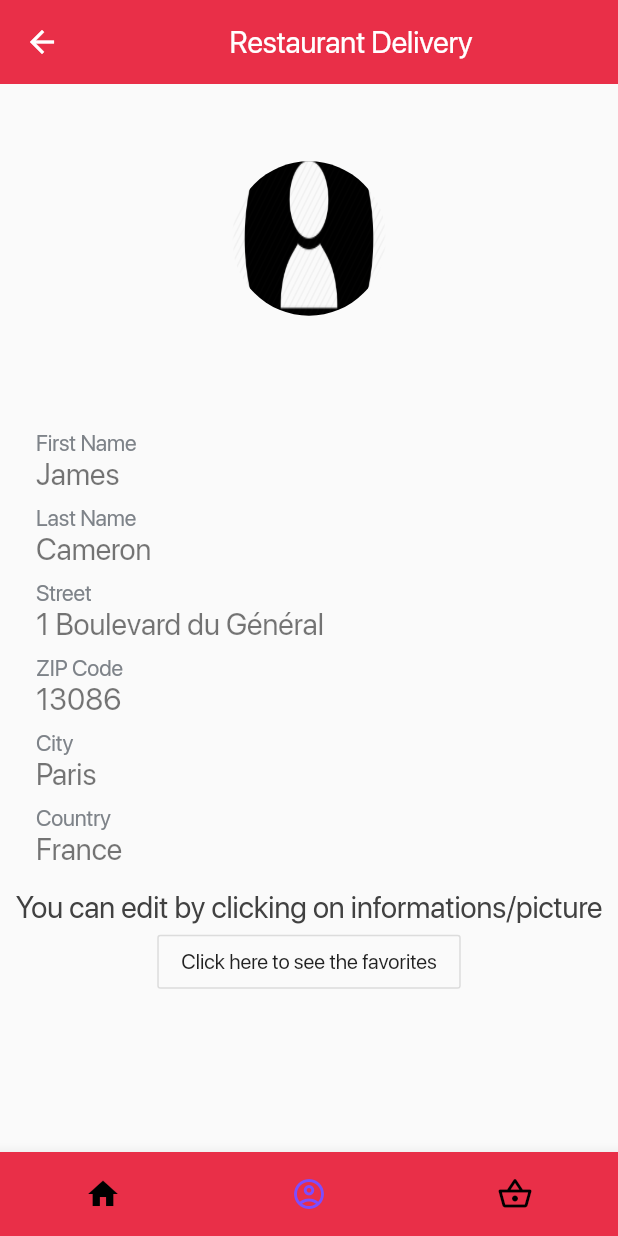
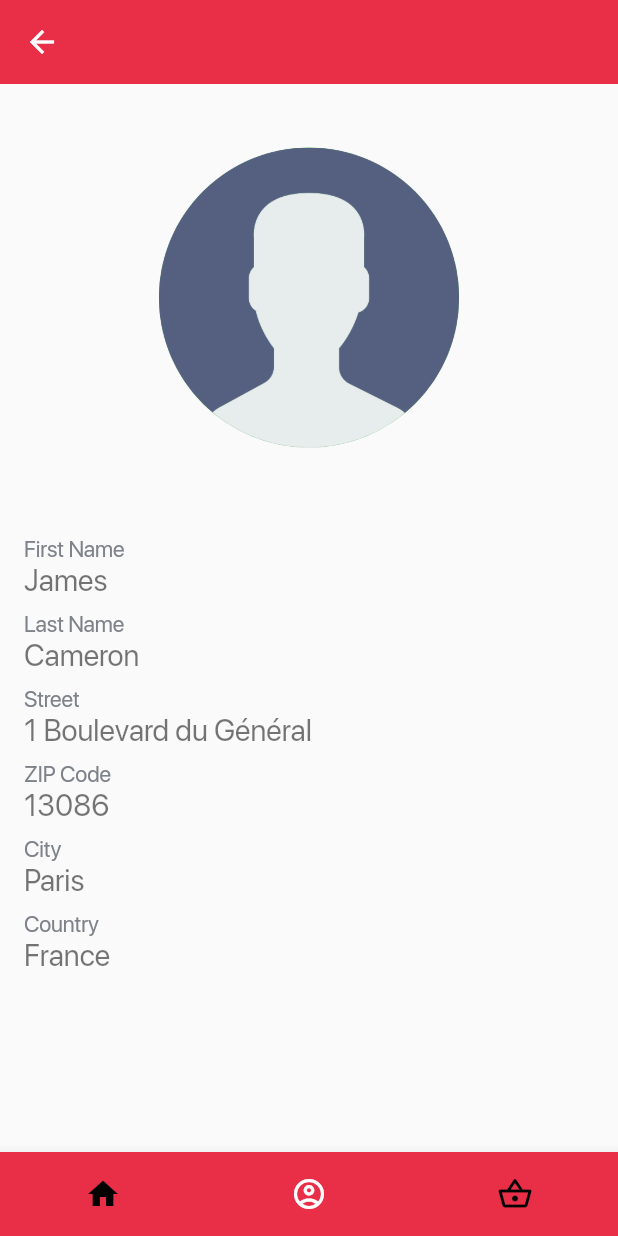
Before and after one commit to roymarmotte/epitech_flutter_filestore, a Flutter app: the ProfilePage screen opened by its route, on a phone screen of 412 x 824 dp. Run offline on Flutter 3.47's test engine with Material 2 defaults, Android fonts, the phone set to English and light mode, and no system bars; drawn by our look-alikes of animated_bottom_navigation_bar; our stand-ins replace image_picker, permission_handler, shared_preferences; accounts and stored records are empty; network calls fail.

Commit message:
feat: update profil page design
replacement of the basic_profile.png picture by a free-use picture without any watermark

```diff
--- a/lib/page/profile-page.dart
+++ b/lib/page/profile-page.dart
@@ -25,9 +25,9 @@ class _ProfilePageState extends State<ProfilePage> {
   ];
   final routeList = <String>["/", "/profile", "/cart"];
 
-  void chooseImagePicker(BuildContext context) {
-    Widget cancelButton = FlatButton(
-      child: Text("Take a picture"),
+  chooseImagePicker(BuildContext context) {
+    Widget fromCameraButton = FlatButton(
+      child: Text("Take a picture with your camera"),
       onPressed: () {
         setState(() {
           _imagePath = getImageFromCamera(context);
@@ -35,8 +35,8 @@ class _ProfilePageState extends State<ProfilePage> {
         Navigator.of(context).pop();
       },
     );
-    Widget openSettingsButton = FlatButton(
-      child: Text("Choose a picture already saved"),
+    Widget fromGalleryButton = FlatButton(
+      child: Text("Choose a picture from your gallery"),
       onPressed: () {
         setState(() {
           _imagePath = getImageFromGallery(context);
@@ -44,12 +44,15 @@ class _ProfilePageState extends State<ProfilePage> {
         Navigator.of(context).pop();
       },
     );
+    Widget cancelButton = FlatButton(
+      child: Text("Cancel"),
+      onPressed: () {
+        Navigator.of(context).pop();
+      },
+    );
 
     AlertDialog alert = AlertDialog(
-      actions: [
-        openSettingsButton,
-        cancelButton,
-      ],
+      actions: [fromGalleryButton, fromCameraButton, cancelButton],
     );
 
     showDialog(
@@ -60,150 +63,31 @@ class _ProfilePageState extends State<ProfilePage> {
     );
   }
 
-  @override
-  Widget build(BuildContext context) {
-    final bottom = MediaQuery.of(context).viewInsets.bottom;
-    return Scaffold(
-        resizeToAvoidBottomPadding: false,
-        appBar: AppBar(
-          title: new Center(
-              child: Text(
-            "Restaurant Delivery",
-            textAlign: TextAlign.center,
-          )),
-        ),
-        body: ValueListenableBuilder(
-          valueListenable: editionCheck,
-          builder: (context, value, widget) {
-            return SingleChildScrollView(
-              reverse: true,
-              child: Padding(
-                padding: EdgeInsets.only(bottom: bottom),
-                child: FutureBuilder<User>(
-                  future: User.load(),
-                  builder:
-                      (BuildContext context, AsyncSnapshot<User> snapshot) {
-                    if (snapshot.hasData) {
-                      _user = snapshot.data;
-                      return Column(
-                        children: [
-                          Column(
-                            children: [
-                              Container(
-                                child: Column(
-                                  children: [
-                                    FutureBuilder<String>(
-                                      future: _imagePath,
-                                      builder: (BuildContext context,
-                                          AsyncSnapshot<String> snapshotImg) {
-                                        if (snapshotImg.hasData) {
-                                          _user.picturePath = snapshotImg.data;
-                                          _user.save();
-                                        }
-                                        return (_user.picturePath == null
-                                            ? InkWell(
-                                                onTap: () {
-                                                  chooseImagePicker(context);
-                                                },
-                                                child: Container(
-                                                  height: MediaQuery.of(context)
-                                                          .size
-                                                          .height *
-                                                      0.25,
-                                                  width: MediaQuery.of(context)
-                                                          .size
-                                                          .width *
-                                                      0.25,
-                                                  decoration: new BoxDecoration(
-                                                      shape: BoxShape.circle,
-                                                      image:
-                                                          new DecorationImage(
-                                                        fit: BoxFit.fill,
-                                                        image: Image.asset(
-                                                                'images/basic_profile.png')
-                                                            .image,
-                                                      )),
-                                                ),
-                                              )
-                                            : InkWell(
-                                                onTap: () {
-                                                  chooseImagePicker(context);
-                                                },
-                                                child: Container(
-                                                  height: MediaQuery.of(context)
-                                                          .size
-                                                          .height *
-                                                      0.25,
-                                                  width: MediaQuery.of(context)
-                                                          .size
-                                                          .width *
-                                                      0.25,
-                                                  decoration: new BoxDecoration(
-                                                      shape: BoxShape.circle,
-                                                      image:
-                                                          new DecorationImage(
-                                                        fit: BoxFit.contain,
-                                                        image: Image.file(
-                                                          File(_user
-                                                              .picturePath),
-                                                        ).image,
-                                                      )),
-                                                ),
-                                              ));
-                                      },
-                                    ),
-                                  ],
-                                ),
-                              ),
-                              Container(
-                                height:
-                                    MediaQuery.of(context).size.height * 0.402,
-                                width: MediaQuery.of(context).size.width,
-                                child: ListView(
-                                    padding: const EdgeInsets.all(8),
-                                    children: [
-                                      ProfileComponent(
-                                          label: "First Name",
-                                          fieldName: "firstname",
-                                          user: _user),
-                                      ProfileComponent(
-                                          label: "Last Name",
-                                          fieldName: "lastname",
-                                          user: _user),
-                                      ProfileComponent(
-                                          label: "Street",
-                                          fieldName: "street",
-                                          user: _user),
-                                      ProfileComponent(
-                                          fieldName: "postalCode",
-                                          label: "ZIP Code",
-                                          user: _user),
-                                      ProfileComponent(
-                                          fieldName: "city",
-                                          label: "City",
-                                          user: _user),
-                                      ProfileComponent(
-                                          label: "Country",
-                                          fieldName: "country",
-                                          user: _user),
-                                    ]),
-                              ),
-                              Text(
-                                  "You can edit by clicking on informations/picture"),
-                              // C'est ici pour le bouton accès aux favoris au cas où Louis :^)
-                              OutlineButton(
+/* OutlineButton(
                                 onPressed: () => Navigator.of(context).push(
                                     MaterialPageRoute(
                                         builder: (context) => FavoritesPage())),
                                 child: Text("Click here to see the favorites"),
-                              )
-                            ],
-                          ),
-                        ],
-                      );
+                              ) */
+
+  @override
+  Widget build(BuildContext context) {
+    return Scaffold(
+        resizeToAvoidBottomPadding: false,
+        appBar: AppBar(),
+        body: ValueListenableBuilder(
+          valueListenable: editionCheck,
+          builder: (context, value, widget) {
+            return FutureBuilder<User>(
+              future: User.load(),
+              builder: (BuildContext context, AsyncSnapshot<User> snapshot) {
+                if (snapshot.hasData) {
+                  _user = snapshot.data;
+                  return displayProfilPage(context);
                 } else if (snapshot.hasError) {
-                      print("error");
-                      return SnackBar(content: Text('${snapshot.error}'));
+                  print("Profil page snapshot error:\n${snapshot.error}");
+                  return Text(
+                      "An error occured. Unable to load your profil.\nTry restarting the application.\n\n${snapshot.error}");
                 } else {
                   return SizedBox(
                     child: CircularProgressIndicator(),
@@ -212,8 +96,6 @@ class _ProfilePageState extends State<ProfilePage> {
                   );
                 }
               },
-                ),
-              ),
             );
           },
         ),
@@ -221,6 +103,7 @@ class _ProfilePageState extends State<ProfilePage> {
           icons: iconList,
           activeIndex: _bottomNavIndex,
           backgroundColor: Theme.of(context).primaryColor,
+          activeColor: Colors.white,
           gapLocation: GapLocation.none,
           notchSmoothness: NotchSmoothness.verySmoothEdge,
           leftCornerRadius: 0,
@@ -229,4 +112,54 @@ class _ProfilePageState extends State<ProfilePage> {
               Navigator.pushReplacementNamed(context, routeList[index]),
         ));
   }
+
+  Column displayProfilPage(BuildContext context) {
+    return Column(
+      crossAxisAlignment: CrossAxisAlignment.stretch,
+      mainAxisAlignment: MainAxisAlignment.spaceBetween,
+      children: [
+        Expanded(
+          flex: 4,
+          child: FutureBuilder<String>(
+            future: _imagePath,
+            builder: (BuildContext context, AsyncSnapshot<String> snapshotImg) {
+              if (snapshotImg.hasData) {
+                _user.picturePath = snapshotImg.data;
+                _user.save();
               }
+              return Center(
+                child: InkWell(
+                  onTap: () {
+                    chooseImagePicker(context);
+                  },
+                  child: CircleAvatar(
+                    backgroundColor: Colors.green,
+                    radius: 100,
+                    child: _user.picturePath == null
+                        ? Image.asset('images/basic_profile.png')
+                        : Image.file(File(_user.picturePath)),
+                  ),
+                ),
+              );
+            },
+          ),
+        ),
+        Expanded(
+          flex: 6,
+          child: ListView(children: [
+            ProfileComponent(
+                label: "First Name", fieldName: "firstname", user: _user),
+            ProfileComponent(
+                label: "Last Name", fieldName: "lastname", user: _user),
+            ProfileComponent(label: "Street", fieldName: "street", user: _user),
+            ProfileComponent(
+                fieldName: "postalCode", label: "ZIP Code", user: _user),
+            ProfileComponent(fieldName: "city", label: "City", user: _user),
+            ProfileComponent(
+                label: "Country", fieldName: "country", user: _user),
+          ]),
+        ),
+      ],
+    );
+  }
+}
```
Also changed, not shown: images/basic_profile.png. Lines whose indentation alone changed are shown as unchanged.
